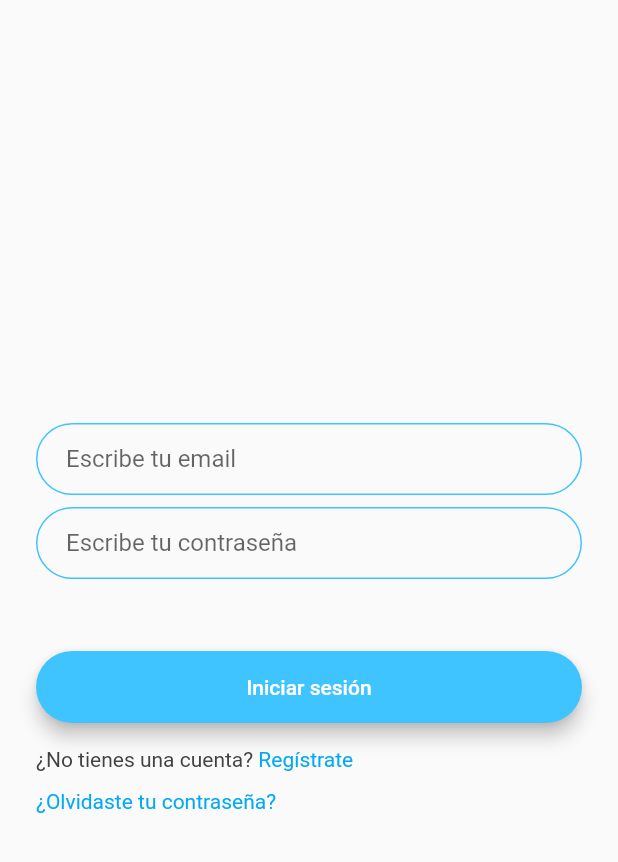
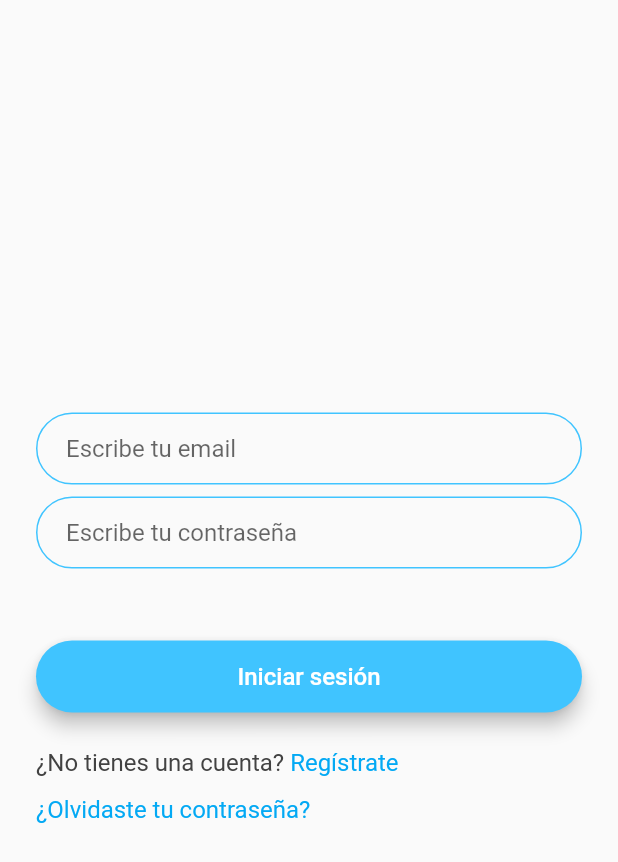
Before and after one commit to LaloCo/StockPortfolioCreation_Mobile, a Flutter app: the screen it shows after launch, on a phone screen of 412 x 824 dp. Shown: the top 862 px of the screen. Run offline on Flutter 3.47's test engine with Material 2 defaults, Android fonts, the phone set to English and light mode, and no system bars; our stand-ins replace cloud_firestore, firebase_auth, modal_progress_hud, rflutter_alert; accounts and stored records are empty.

Commit message:
Increase text size to solve #9
Button's text size also increased for homogeneity

```diff
--- a/lib/screens/auth_screen.dart
+++ b/lib/screens/auth_screen.dart
@@ -218,11 +218,15 @@ class _AuthScreenState extends State<AuthScreen> {
                   backgroundColor: Colors.lightBlueAccent,
                   onPressed: login,
                 ),
+                SizedBox(
+                  height: 8.0,
+                ),
                 RichText(
                   text: TextSpan(
                     text: '¿No tienes una cuenta?',
                     style: TextStyle(
                       color: Colors.grey.shade800,
+                      fontSize: 16.0,
                     ),
                     children: <TextSpan>[
                       TextSpan(
@@ -249,6 +253,7 @@ class _AuthScreenState extends State<AuthScreen> {
                     text: '¿Olvidaste tu contraseña?',
                     style: TextStyle(
                       color: Colors.lightBlue,
+                      fontSize: 16.0,
                     ),
                     recognizer: TapGestureRecognizer()..onTap = forgotPassword,
                   ),
@@ -315,11 +320,15 @@ class _AuthScreenState extends State<AuthScreen> {
                   backgroundColor: Colors.lightBlueAccent,
                   onPressed: register,
                 ),
+                SizedBox(
+                  height: 8.0,
+                ),
                 RichText(
                   text: TextSpan(
                     text: '¿Ya tienes una cuenta?',
                     style: TextStyle(
                       color: Colors.grey.shade800,
+                      fontSize: 16.0,
                     ),
                     children: <TextSpan>[
                       TextSpan(
--- a/lib/widgets/round_button.dart
+++ b/lib/widgets/round_button.dart
@@ -23,6 +23,7 @@ class MyRoundButton extends StatelessWidget {
             text,
             style: TextStyle(
               color: Colors.white,
+              fontSize: 16.0,
             ),
           ),
         ),
```
